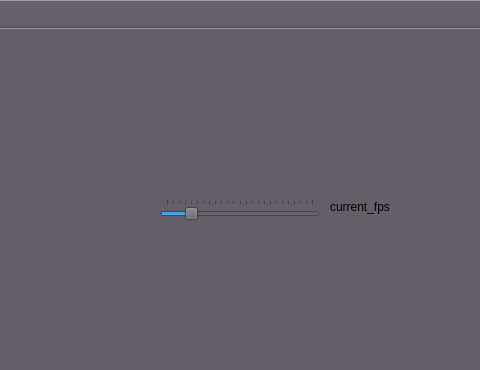
tmpope/qtSpriteEditor, file SpriteCreator/mainwindow.ui: the form before one commit; both pictures show x 720 to 1200 and y 0 to 370 of the 1200 by 900 pixel window.
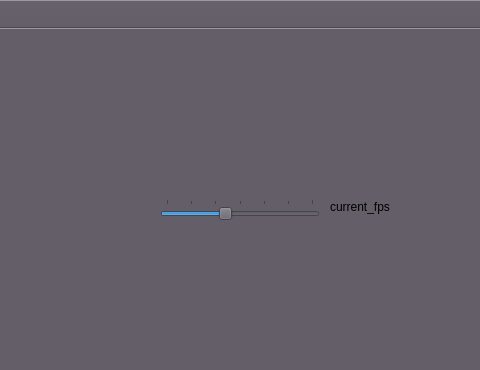
The form after the commit. Icons and pictures are not drawn. Custom widgets are drawn as their Qt base class.

```diff
--- a/SpriteCreator/mainwindow.ui
+++ b/SpriteCreator/mainwindow.ui
@@ -86,10 +86,10 @@
      <bool>false</bool>
     </property>
     <property name="maximum">
-     <number>24</number>
+     <number>60</number>
     </property>
     <property name="sliderPosition">
-     <number>4</number>
+     <number>24</number>
     </property>
     <property name="orientation">
      <enum>Qt::Horizontal</enum>
```
Left out of the diff: 27 changed lines with no effect on the pictures.
